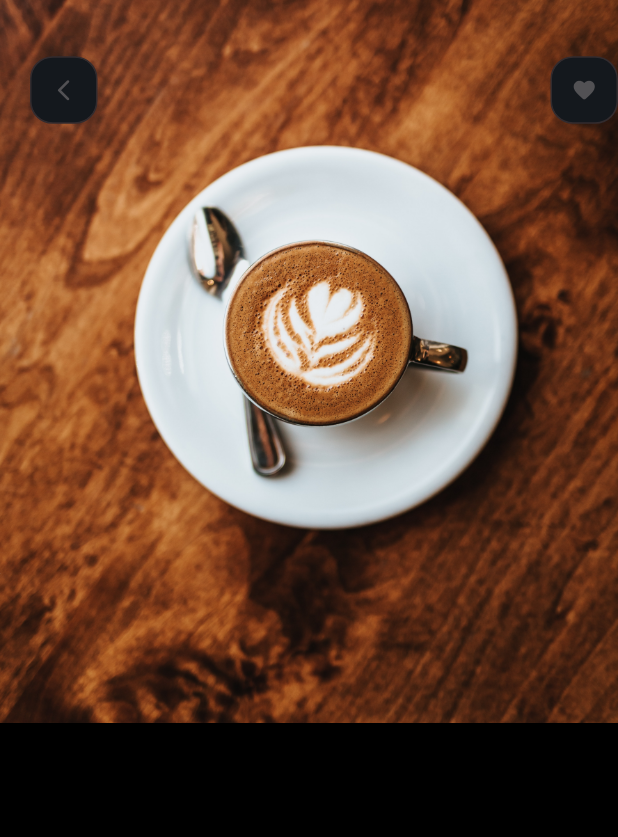
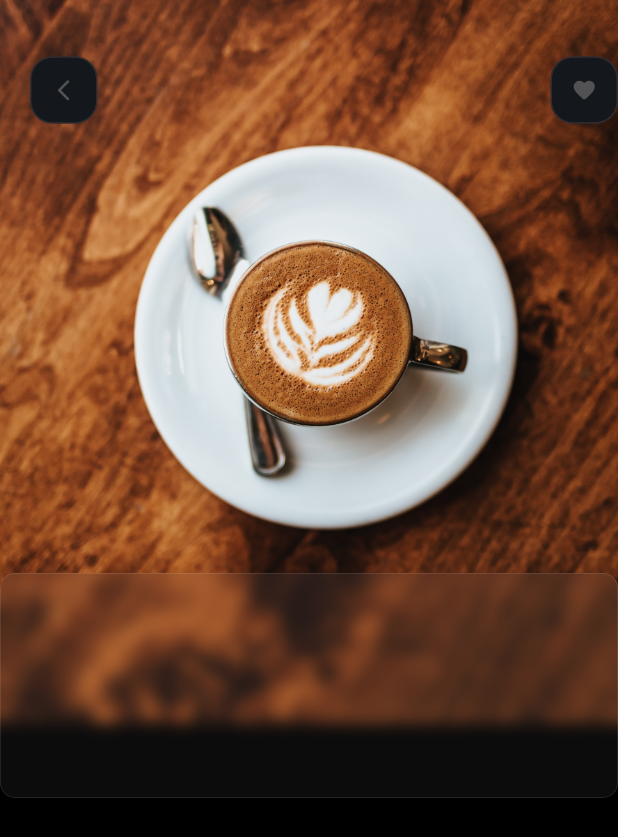
Before and after one commit to kwakyebrilliant/flutter_demoapp, a Flutter app: the screen it shows after launch, after a tap on "4.5", on a phone screen of 412 x 824 dp. Shown: the top 837 px of the screen. Run offline on Flutter 3.47's test engine with Material 2 defaults, Android fonts, the phone set to English and light mode, and no system bars; drawn by our look-alikes of glassmorphism_ui; our stand-ins replace google_fonts; missing offline and left inert: iconify_flutter; statements that could not run were skipped.

Commit message:
details updates

```diff
--- a/lib/screens/item_details.dart
+++ b/lib/screens/item_details.dart
@@ -93,7 +93,10 @@ class _ItemDetailsState extends State<ItemDetails> {
           ),
           Positioned(
             top: (screenHeight / 2) - 30.0,
-            child: GlassContainer(),
+            child: GlassContainer(
+              height: 150.0,
+              width: screenWidth,
+            ),
           ),
         ],
       ),
```
